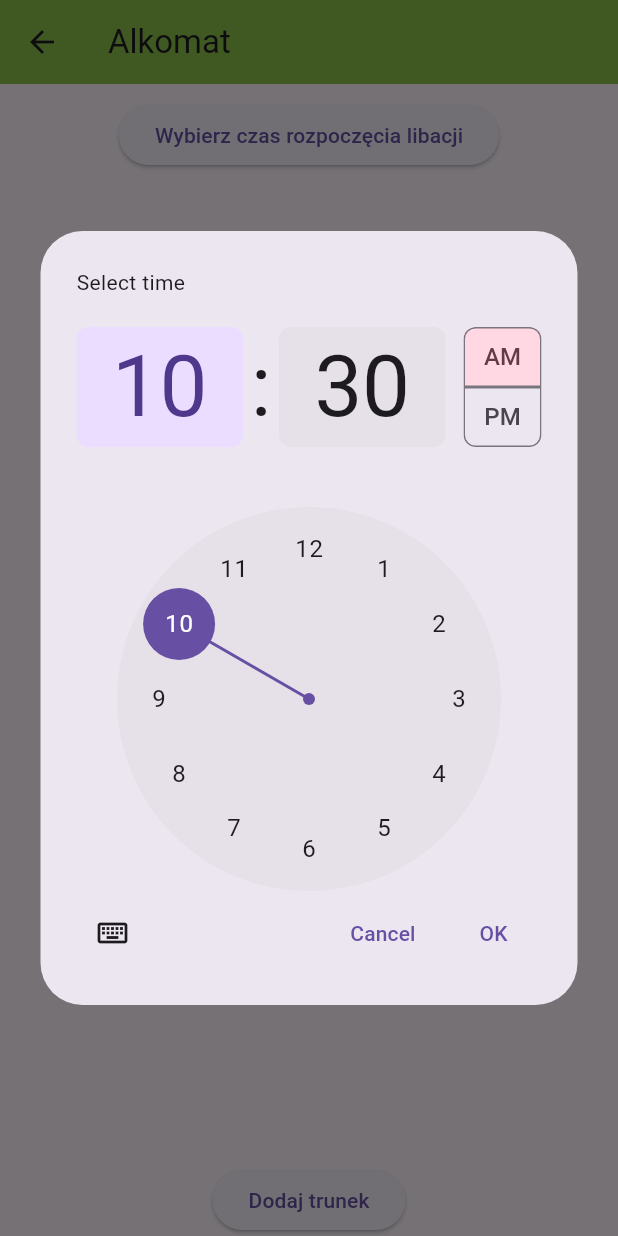
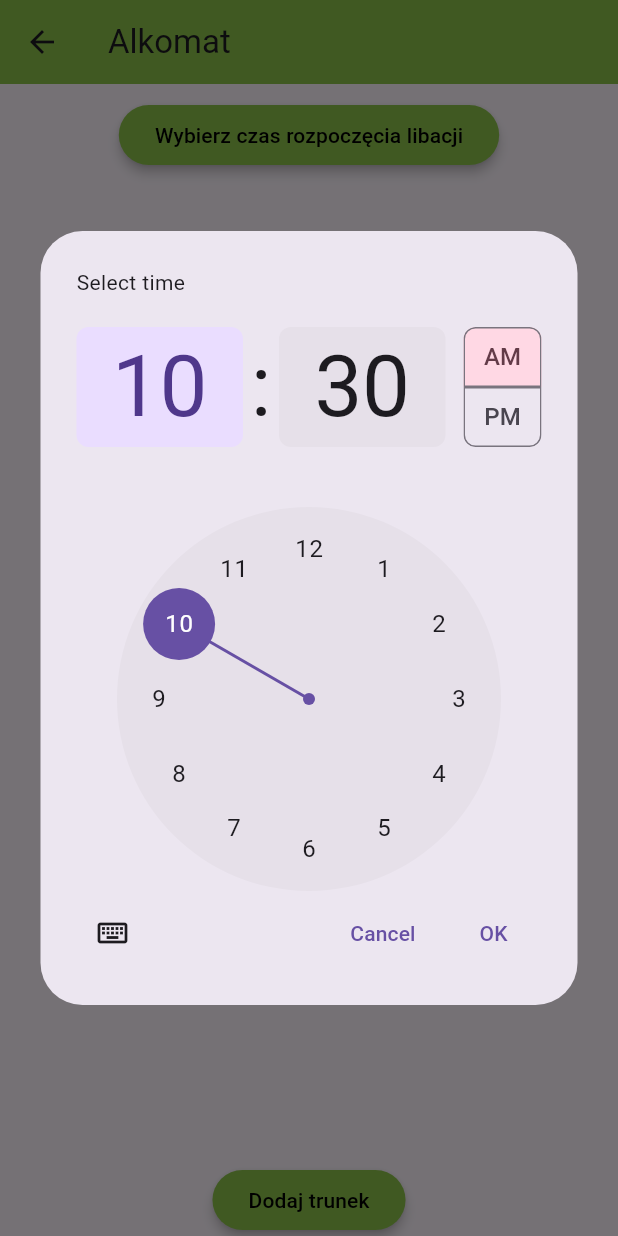
Before and after one commit to gawlas149/Alkomat, a Flutter app: the BreathalyserPage screen opened by its route, after a tap on "Wybierz czas rozpoczęcia libacji", on a phone screen of 412 x 824 dp. Run offline on Flutter 3.47's test engine with Material 3 defaults, Android fonts, the phone set to English and light mode, and no system bars; our stand-ins replace get, shared_preferences; accounts and stored records are empty.

Commit message:
Colors changed

```diff
--- a/lib/breathalyser/breathalyser_page.dart
+++ b/lib/breathalyser/breathalyser_page.dart
@@ -132,6 +132,10 @@ class BreathalyserPage extends GetView<BreathalyserController> {
         controller.updateSharedPreferencesStartTime();
         controller.calculatePercentageInBlood();
       },
+      style: ElevatedButton.styleFrom(
+          backgroundColor: Colors.lightGreen,
+          foregroundColor: Colors.black,
+          elevation: 3),
       child: Obx(
         () {
           if (controller.startTimeChosen.value == true) {
@@ -151,6 +155,10 @@ class BreathalyserPage extends GetView<BreathalyserController> {
       onPressed: () => {
         showConfirmDialog(),
       },
+      style: ElevatedButton.styleFrom(
+          backgroundColor: Colors.lightGreen,
+          foregroundColor: Colors.black,
+          elevation: 3),
     );
   }
 
@@ -171,6 +179,10 @@ class BreathalyserPage extends GetView<BreathalyserController> {
           },
         )
       },
+      style: ElevatedButton.styleFrom(
+          backgroundColor: Colors.lightGreen,
+          foregroundColor: Colors.black,
+          elevation: 3),
     );
   }
 
@@ -434,6 +446,8 @@ class BreathalyserController extends GetxController {
 
     if (percentageInBlood.value < 0) {
       percentageInBlood.value = 0;
+    } else if (percentageInBlood.value > 1000) {
+      percentageInBlood.value = 1000;
     }
   }
 
```
